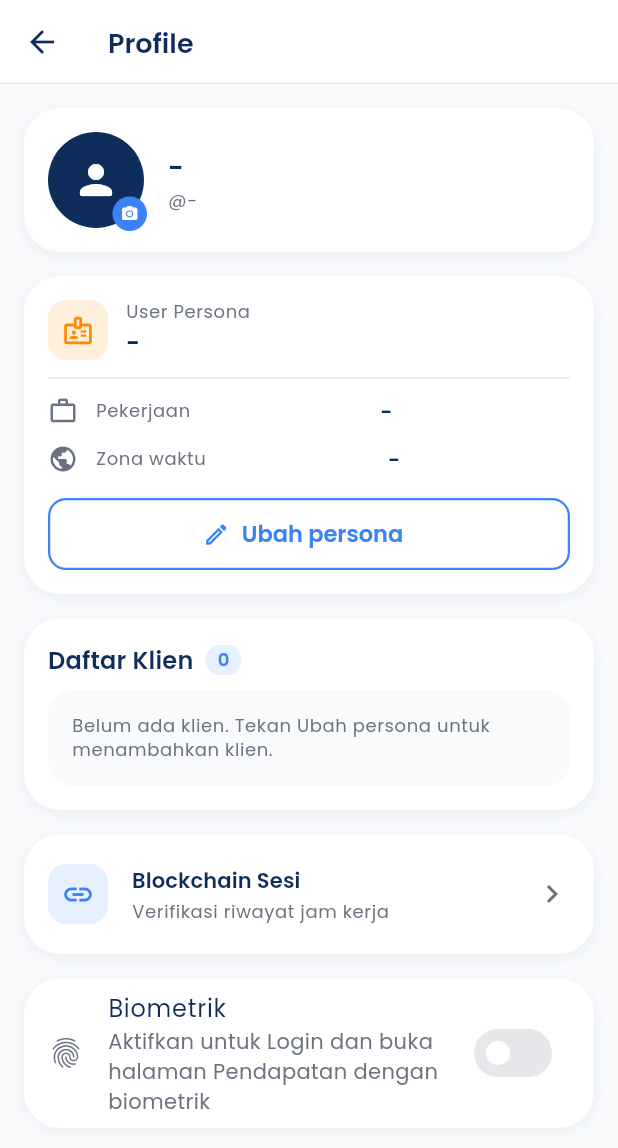
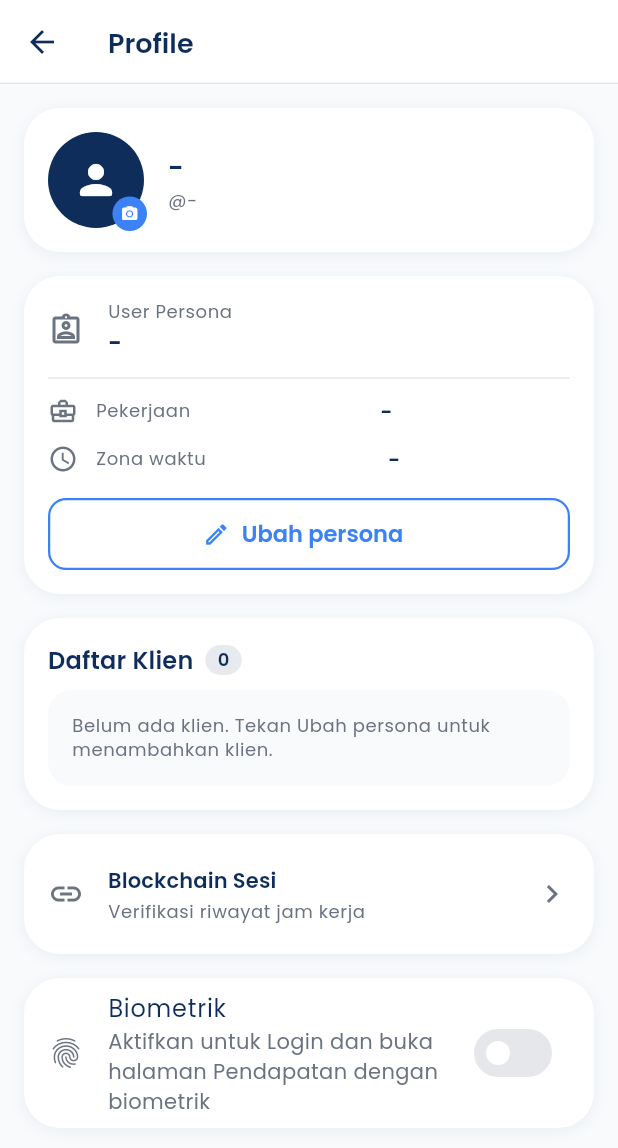
Before and after one commit to aloyareh/TimePilot, a Flutter app: the ProfilePage screen opened directly, on a phone screen of 412 x 824 dp. Shown: the top 1148 px of the screen. Run offline on Flutter 3.47's test engine with Material 3 defaults, Android fonts, the phone set to English and light mode, and no system bars; our stand-ins replace flutter_local_notifications, flutter_map, flutter_riverpod, flutter_secure_storage, flutter_timezone, geolocator and 9 more; accounts and stored records are empty; statements that could not run were skipped.

Commit message:
style: ubah stayle kesan pesan dan profile jadi lebih simpel + penerapan logo

```diff
--- a/lib/features/profile/client_list_section.dart
+++ b/lib/features/profile/client_list_section.dart
@@ -110,13 +110,13 @@ class _ClientListSectionState extends ConsumerState<ClientListSection> {
                   vertical: 2,
                 ),
                 decoration: BoxDecoration(
-                  color: AppColors.blue.withValues(alpha: 0.12),
+                  color: AppColors.navy.withValues(alpha: 0.1),
                   borderRadius: BorderRadius.circular(AppRadius.r12),
                 ),
                 child: Text(
                   '${clients.length}',
                   style: theme.textTheme.labelMedium?.copyWith(
-                    color: AppColors.blue,
+                    color: AppColors.navy,
                     fontWeight: FontWeight.w600,
                   ),
                 ),
@@ -160,18 +160,9 @@ class _ClientListSectionState extends ConsumerState<ClientListSection> {
                   shape: RoundedRectangleBorder(
                     borderRadius: BorderRadius.circular(AppRadius.r16),
                   ),
-                  leading: Container(
-                    width: 40,
-                    height: 40,
-                    decoration: BoxDecoration(
-                      color: AppColors.blue.withValues(alpha: 0.12),
-                      borderRadius: BorderRadius.circular(AppRadius.r12),
-                    ),
-                    child: const Icon(
-                      Icons.business_center_outlined,
-                      color: AppColors.blue,
-                      size: 22,
-                    ),
+                  leading: const Icon(
+                    Icons.handshake_outlined,
+                    color: AppColors.navInactive,
                   ),
                   title: Text(c.name, style: theme.textTheme.titleSmall),
                   subtitle: Text(
--- a/lib/features/profile/profile_page.dart
+++ b/lib/features/profile/profile_page.dart
@@ -43,20 +43,11 @@ class ProfilePage extends ConsumerWidget {
         children: [
           Row(
             children: [
-              Container(
-                width: 40,
-                height: 40,
-                decoration: BoxDecoration(
-                  color: AppColors.orange.withValues(alpha: 0.14),
-                  borderRadius: BorderRadius.circular(AppRadius.r12),
-                ),
-                child: const Icon(
-                  Icons.badge_outlined,
-                  color: AppColors.orange,
-                  size: 22,
-                ),
+              const Icon(
+                Icons.assignment_ind_outlined,
+                color: AppColors.navInactive,
               ),
-              const SizedBox(width: AppSpacing.s12),
+              const SizedBox(width: AppSpacing.s16),
               Expanded(
                 child: Column(
                   crossAxisAlignment: CrossAxisAlignment.start,
@@ -69,9 +60,13 @@ class ProfilePage extends ConsumerWidget {
             ],
           ),
           const Divider(height: AppSpacing.s24),
-          _InfoRow(icon: Icons.work_outline, label: 'Pekerjaan', value: role),
+          _InfoRow(
+            icon: Icons.business_center_outlined,
+            label: 'Pekerjaan',
+            value: role,
+          ),
           const SizedBox(height: AppSpacing.s12),
-          _InfoRow(icon: Icons.public, label: 'Zona waktu', value: zone),
+          _InfoRow(icon: Icons.schedule, label: 'Zona waktu', value: zone),
           const SizedBox(height: AppSpacing.s16),
           OutlinedButton.icon(
             onPressed: () => _openPersona(context),
@@ -96,15 +91,7 @@ class ProfilePage extends ConsumerWidget {
             horizontal: AppSpacing.s16,
             vertical: AppSpacing.s4,
           ),
-          leading: Container(
-            width: 40,
-            height: 40,
-            decoration: BoxDecoration(
-              color: AppColors.blue.withValues(alpha: 0.12),
-              borderRadius: BorderRadius.circular(AppRadius.r12),
-            ),
-            child: const Icon(Icons.link, color: AppColors.blue, size: 22),
-          ),
+          leading: const Icon(Icons.link, color: AppColors.navInactive),
           title: Text('Blockchain Sesi', style: theme.textTheme.titleSmall),
           subtitle: Text(
             'Verifikasi riwayat jam kerja',
```
Also changed, not shown: lib/features/auth/login_page.dart (+3 -11 lines), lib/features/feedback/feedback_page.dart (+33 -19 lines), lib/features/tasks/task_list_page.dart (+6 -22 lines).
